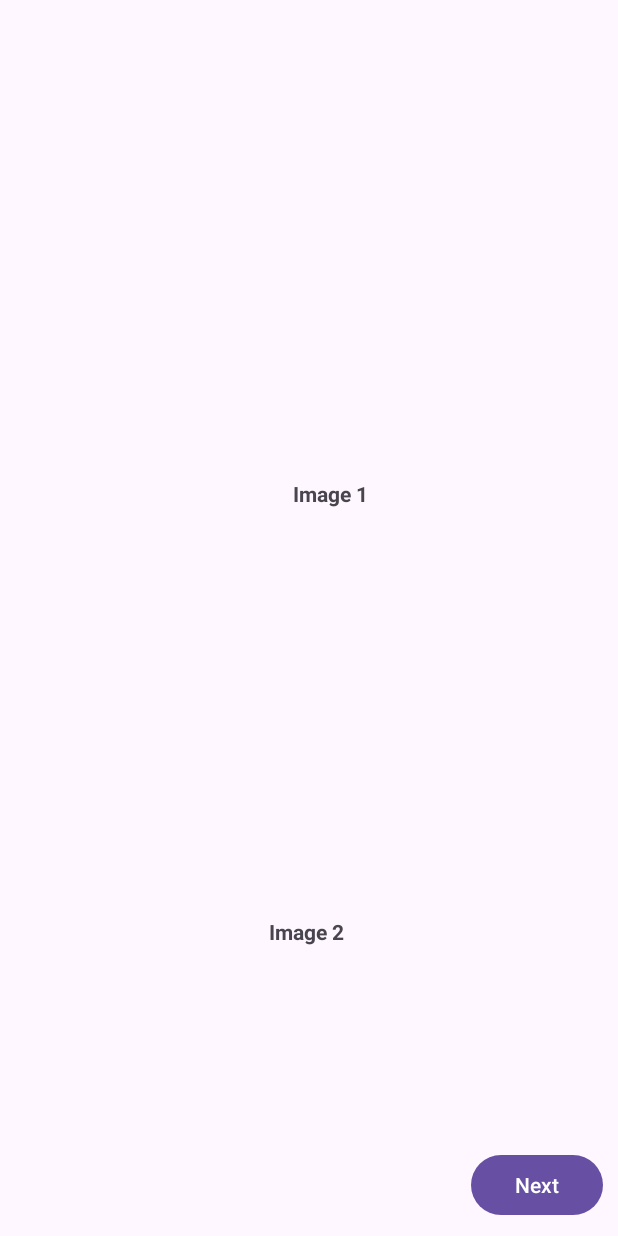
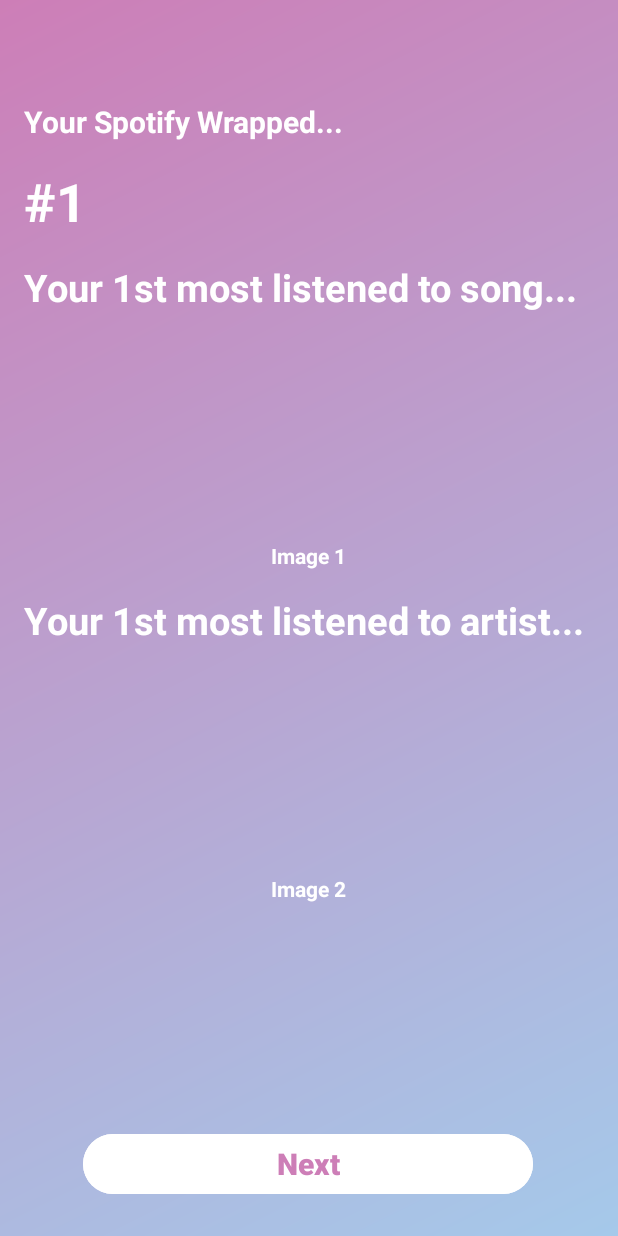
Before and after one commit to asalontai/spotify-wrapped, an Android app: the FifthActivity screen opened directly, with no data from a screen before it, on a phone screen of 412 x 824 dp. Run offline under Robolectric (Android 15) with nearby library versions, the phone set to English and light mode, and no system bars; our stand-ins replace Picasso; pictures from the network do not load.

Commit message:
UI Changes - Krish

```diff
--- a/app/src/main/res/layout/activity_first.xml
+++ b/app/src/main/res/layout/activity_first.xml
@@ -1,65 +1,112 @@
-<?xml version="1.0" encoding="utf-8"?>
 <androidx.constraintlayout.widget.ConstraintLayout xmlns:android="http://schemas.android.com/apk/res/android"
     xmlns:app="http://schemas.android.com/apk/res-auto"
     xmlns:tools="http://schemas.android.com/tools"
     android:layout_width="match_parent"
     android:layout_height="match_parent"
+    android:background="@drawable/gradient"
     tools:context=".FirstActivity">
+
+    <LinearLayout
+        android:layout_width="match_parent"
+        android:layout_height="650dp"
+        android:layout_weight="1"
+        android:orientation="vertical"
+        android:paddingStart="16dp"
+        android:paddingTop="16dp"
+        android:paddingEnd="16dp"
+        android:paddingBottom="16dp"
+        app:layout_constraintBottom_toTopOf="@id/next1"
+        app:layout_constraintTop_toTopOf="parent">
+
+        <TextView
+            android:id="@+id/textView"
+            android:layout_width="wrap_content"
+            android:layout_height="wrap_content"
+            android:text="Your Spotify Wrapped..."
+            android:textColor="@android:color/white"
+            android:textSize="20sp"
+            android:textStyle="bold"
+            android:layout_marginBottom="16dp"/>
+
+        <TextView
+            android:id="@+id/textView11"
+            android:layout_width="wrap_content"
+            android:layout_height="wrap_content"
+            android:text="#1"
+            android:textColor="@android:color/white"
+            android:textSize="35sp"
+            android:textStyle="bold"
+            android:layout_marginBottom="16dp"/>
+
+        <TextView
+            android:id="@+id/textView10"
+            android:layout_width="wrap_content"
+            android:layout_height="wrap_content"
+            android:text="Your 1st most listened to song..."
+            android:textColor="@android:color/white"
+            android:textSize="25sp"
+            android:textStyle="bold"
+            android:layout_marginBottom="16dp"/>
 
         <ImageView
             android:id="@+id/image1"
-        android:layout_marginStart="160dp"
-        android:layout_marginBottom="512dp"
             android:layout_width="120dp"
             android:layout_height="120dp"
-        app:layout_constraintBottom_toBottomOf="parent"
-        app:layout_constraintStart_toStartOf="parent" />
+            android:layout_gravity="center"
+            android:layout_marginBottom="16dp"/>
 
         <TextView
             android:id="@+id/text1"
             android:layout_width="wrap_content"
             android:layout_height="wrap_content"
-        android:layout_marginStart="160dp"
-        android:layout_marginBottom="480dp"
-        android:width="120dp"
-        android:height="30dp"
-        android:gravity="center"
             android:text="Image 1"
+            android:layout_gravity="center"
+            android:textColor="@android:color/white"
             android:textStyle="bold"
-        app:layout_constraintBottom_toBottomOf="parent"
-        app:layout_constraintStart_toStartOf="parent" />
+            android:layout_marginBottom="16dp"/>
+
+        <TextView
+            android:id="@+id/textView20"
+            android:layout_width="wrap_content"
+            android:layout_height="wrap_content"
+            android:text="Your 1st most listened to artist..."
+            android:textColor="@android:color/white"
+            android:textSize="25sp"
+            android:textStyle="bold"
+            android:layout_marginBottom="16dp"/>
 
         <ImageView
             android:id="@+id/image2"
             android:layout_width="120dp"
             android:layout_height="120dp"
-        android:layout_marginStart="144dp"
-        android:layout_marginBottom="216dp"
-        app:layout_constraintBottom_toBottomOf="parent"
-        app:layout_constraintStart_toStartOf="parent" />
+            android:layout_gravity="center"
+            android:layout_marginBottom="16dp"/>
 
         <TextView
             android:id="@+id/text2"
             android:layout_width="wrap_content"
             android:layout_height="wrap_content"
-        android:layout_marginStart="144dp"
-        android:layout_marginBottom="188dp"
-        android:width="120dp"
-        android:height="30dp"
-        android:gravity="center"
             android:text="Image 2"
+            android:layout_gravity="center"
+            android:textColor="@android:color/white"
+            android:textStyle="bold"
+            android:layout_marginBottom="16dp"/>
+
+    </LinearLayout>
+
+    <Button
+        android:id="@+id/next1"
+        android:layout_width="300dp"
+        android:layout_height="wrap_content"
+        android:layout_marginBottom="24dp"
+        android:backgroundTint="@android:color/white"
+        android:text="Next"
+        android:textColor="#CD7EB7"
+        android:textSize="20sp"
         android:textStyle="bold"
         app:layout_constraintBottom_toBottomOf="parent"
+        app:layout_constraintEnd_toEndOf="parent"
+        app:layout_constraintHorizontal_bias="0.495"
         app:layout_constraintStart_toStartOf="parent" />
 
-    <Button
-        android:layout_width="wrap_content"
-        android:layout_height="wrap_content"
-        android:text="Next"
-        android:id="@+id/next1"
-        app:layout_constraintBottom_toBottomOf="parent"
-        app:layout_constraintEnd_toEndOf="parent"
-        android:layout_marginBottom="10dp"
-        android:layout_marginEnd="10dp"/>
-
 </androidx.constraintlayout.widget.ConstraintLayout>
```
Also changed, not shown: app/src/main/res/layout/activity_my_wraps.xml (+61 -32 lines), app/src/main/res/layout/activity_second.xml (+4 -4 lines). Lines whose indentation alone changed are shown as unchanged.
